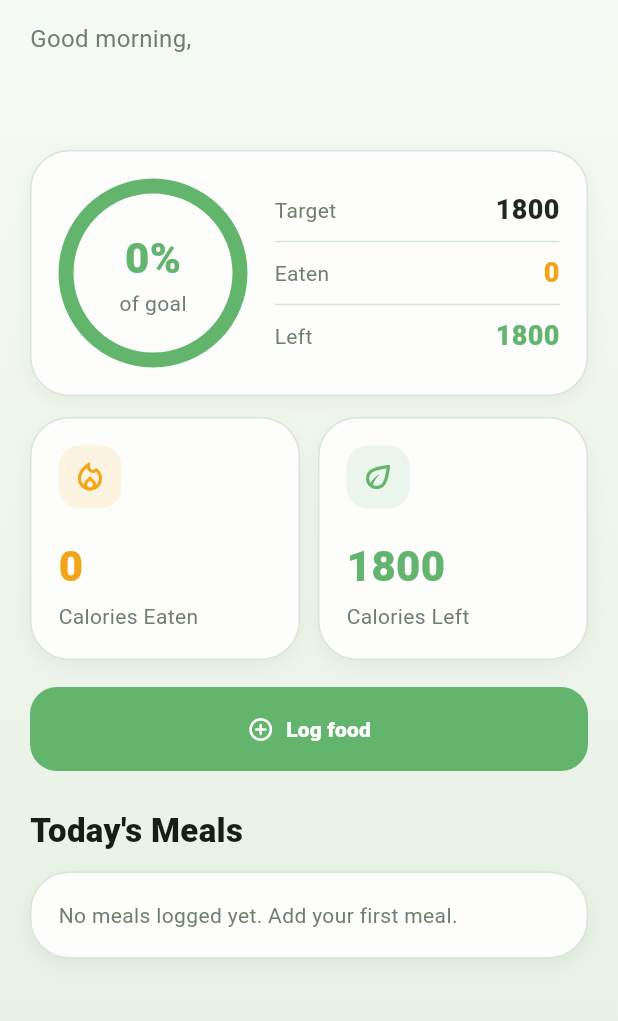
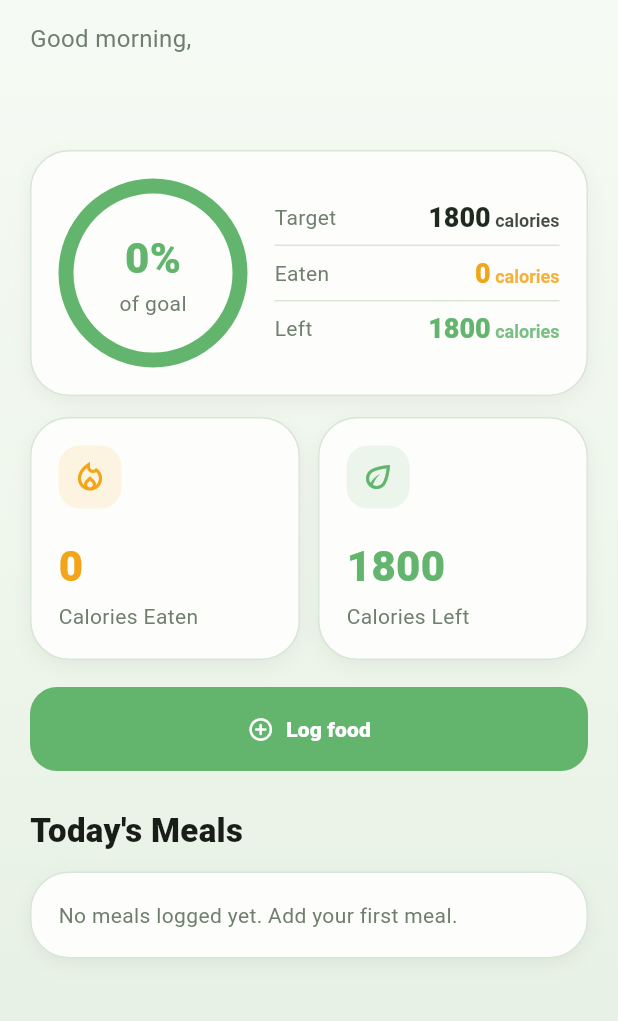
Before and after one commit to Caleb2007/mysegar-app, a Flutter app: the HomeScreen screen opened directly, on a phone screen of 412 x 824 dp, the part 93-1114 px from its top. Run offline on Flutter 3.47's test engine with Material 3 defaults, Android fonts, the phone set to English and light mode, and no system bars; our stand-ins replace image_picker, lottie, shared_preferences; missing offline and left inert: tflite_flutter; accounts and stored records are empty.

Commit message:
Refine home and diary display

```diff
--- a/lib/screens/home_screen.dart
+++ b/lib/screens/home_screen.dart
@@ -124,7 +124,32 @@ class _StatItem extends StatelessWidget {
 
   @override
   Widget build(BuildContext context) {
-    return Row(mainAxisAlignment: MainAxisAlignment.spaceBetween, children: [Text(label, style: const TextStyle(color: AppColors.mutedForeground)), Text(value, style: TextStyle(fontWeight: FontWeight.w800, fontSize: 18, color: color))]);
+    return Row(
+      mainAxisAlignment: MainAxisAlignment.spaceBetween,
+      children: [
+        Text(label, style: const TextStyle(color: AppColors.mutedForeground)),
+        RichText(
+          text: TextSpan(
+            style: TextStyle(
+              fontWeight: FontWeight.w800,
+              fontSize: 18,
+              color: color,
+            ),
+            children: [
+              TextSpan(text: value),
+              TextSpan(
+                text: ' calories',
+                style: TextStyle(
+                  fontSize: 12,
+                  fontWeight: FontWeight.w600,
+                  color: color.withValues(alpha: 0.85),
+                ),
+              ),
+            ],
+          ),
+        ),
+      ],
+    );
   }
 }
 
```
Also changed, not shown: lib/screens/diary_screen.dart (+54 -2 lines).
